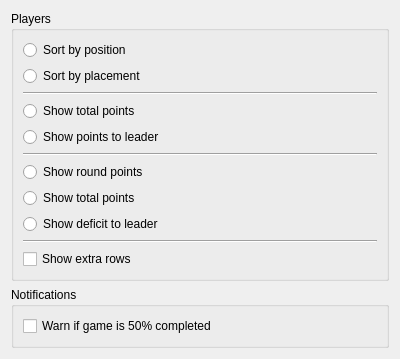
First picture: the form in src/ui/game/settingswidget.ui, repository lbproductions/psnewmodel, before the edit.
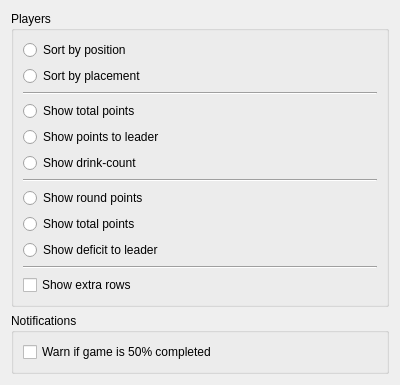
Second picture: the form after the edit.

Commit message: Issue #5: Added drink-data-option to game table and settings

What changed in the file:
```diff
--- a/src/ui/game/settingswidget.ui
+++ b/src/ui/game/settingswidget.ui
@@ -7,7 +7,7 @@
     <x>0</x>
     <y>0</y>
     <width>400</width>
-    <height>316</height>
+    <height>365</height>
    </rect>
   </property>
   <property name="windowTitle">
@@ -73,6 +73,13 @@
           </attribute>
          </widget>
         </item>
+        <item>
+         <widget class="QRadioButton" name="radioButtonDrinkCount">
+          <property name="text">
+           <string>Show drink-count</string>
+          </property>
+         </widget>
+        </item>
        </layout>
       </item>
       <item>
```
The commit also changes 6 other files.
